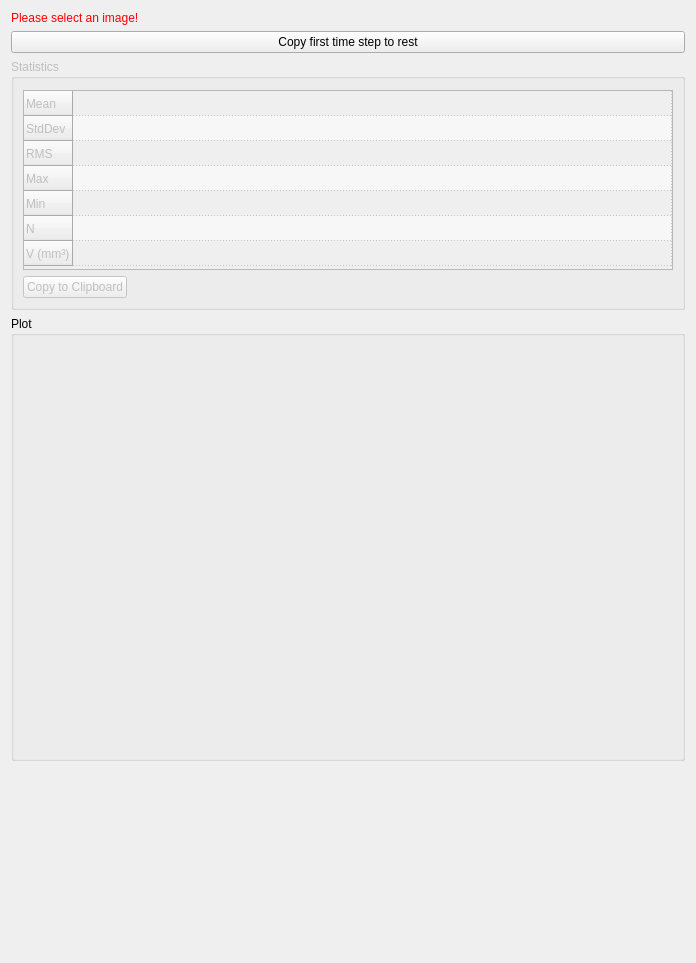
Qt form Plugins/org.mitk.gui.qt.cest/src/internal/QmitkCESTStatisticsViewControls.ui (pollen-metrology/MITK) before a commit.
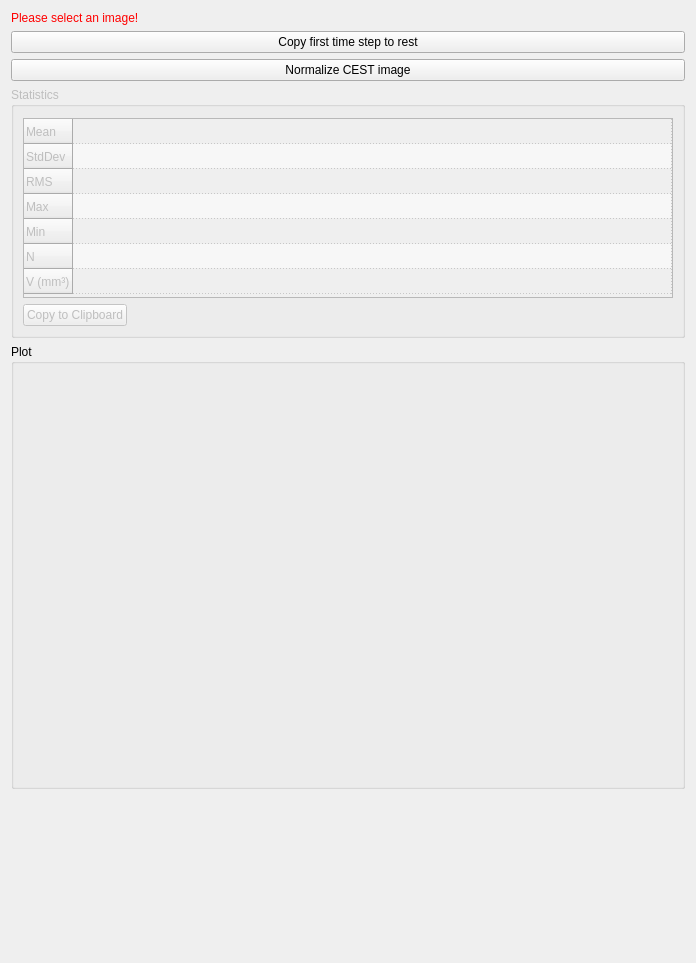
The same form after that commit. Custom widgets are drawn as their Qt base class.

Commit message: Quick implementation of CEST normalization

What changed in the file:
```diff
--- a/Plugins/org.mitk.gui.qt.cest/src/internal/QmitkCESTStatisticsViewControls.ui
+++ b/Plugins/org.mitk.gui.qt.cest/src/internal/QmitkCESTStatisticsViewControls.ui
@@ -40,6 +40,13 @@
      </property>
     </widget>
    </item>
+   <item>
+    <widget class="QPushButton" name="normalizeImagePushButton">
+     <property name="text">
+      <string>Normalize CEST image</string>
+     </property>
+    </widget>
+   </item>
    <item>
     <widget class="QGroupBox" name="m_StatisticsGroupBox">
      <property name="enabled">
```
The commit also changes 2 other files.
